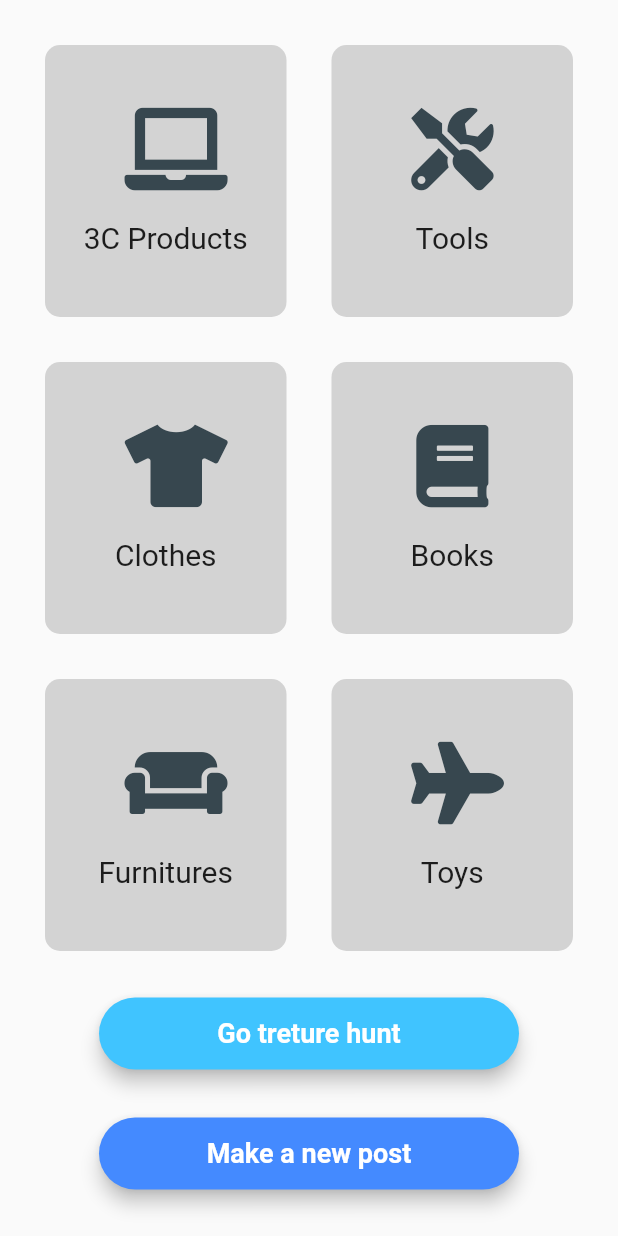
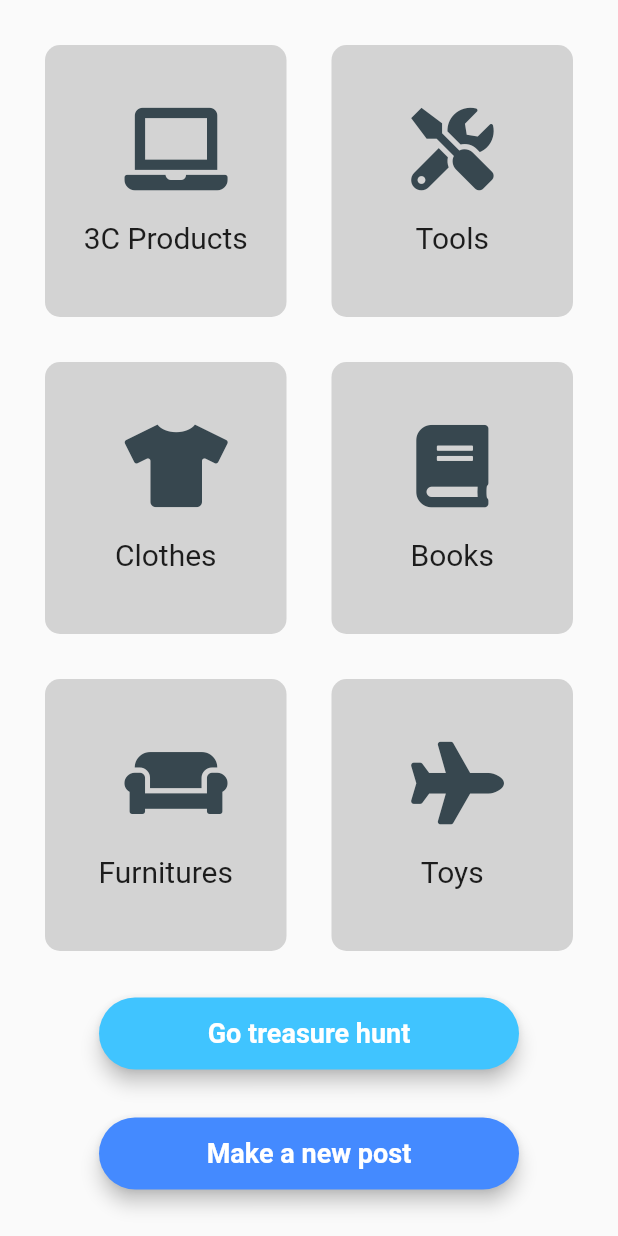
Before and after one commit to MengZhou122/Hyper-Garage-Sale, a Flutter app: the CategoryScreen screen opened by its route, on a phone screen of 412 x 824 dp. Run offline on Flutter 3.47's test engine with Material 2 defaults, Android fonts, the phone set to English and light mode, and no system bars; our stand-ins replace firebase_auth, font_awesome_flutter, modal_progress_hud; accounts and stored records are empty.

Commit message:
Correct a typo

```diff
--- a/lib/screens/category_screen.dart
+++ b/lib/screens/category_screen.dart
@@ -119,7 +119,7 @@ class _CategoryScreenState extends State<CategoryScreen> {
               ),
               RoundedButton(
                 color: Colors.lightBlueAccent,
-                title: 'Go treture hunt',
+                title: 'Go treasure hunt',
                 onPressed: () {
                   //Navigator.pushNamed(context, LoginScreen.id);
                 },
```
